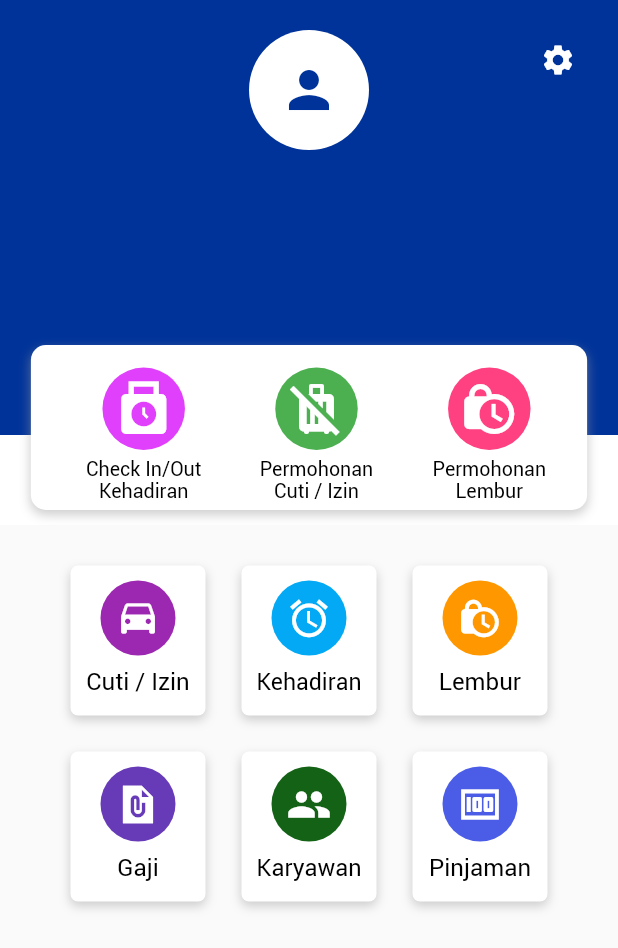
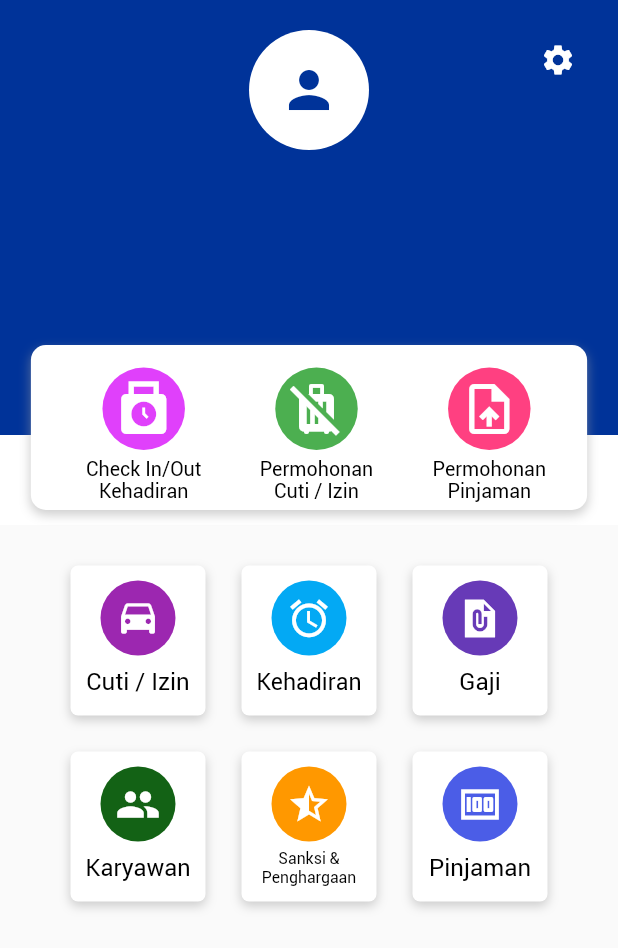
Before and after one commit to nandanghermawan21/hris_suzuki_mobile, a Flutter app: the HomeView screen opened directly, after a tap on the "person" icon, on a phone screen of 412 x 824 dp. Shown: the top 948 px of the screen. Run offline on Flutter 3.47's test engine with Material 2 defaults, Android fonts, the phone set to English and light mode, and no system bars; our stand-ins replace camera, device_info_plus, flutter_image_compress, flutter_svg, font_awesome_flutter, geocoding and 10 more; missing offline and left inert: easy_image_viewer, flutter_locker, flutter_super_html_viewer, move_to_background; accounts and stored records are empty; network calls fail; project files that could hold a hidden picture were left out.

```diff
--- a/lib/recource/string_id_id.dart
+++ b/lib/recource/string_id_id.dart
@@ -249,4 +249,10 @@ class StringsIdId extends Strings {
 
   @override
   String get attachment => "Lampiran";
+
+  @override
+  String get sactionsAndReword => "Sanksi &\nPenghargaan";
+
+  @override
+  String get requestLoan => "Permohonan\nPinjaman";
 }
--- a/lib/util/strings.dart
+++ b/lib/util/strings.dart
@@ -143,4 +143,8 @@ abstract class Strings {
   String get category => "Category";
 
   String get attachment => "Attachment";
+
+  String get sactionsAndReword => "Sactions &\nReword";
+
+  String get requestLoan => "Request\nLoan";
 }
--- a/lib/view/home_view.dart
+++ b/lib/view/home_view.dart
@@ -1,4 +1,5 @@
 import 'package:flutter/material.dart';
+import 'package:font_awesome_flutter/font_awesome_flutter.dart';
 import 'package:provider/provider.dart';
 import 'package:suzuki/component/circular_loader_component.dart';
 import 'package:suzuki/component/image_picker_component.dart';
@@ -66,8 +67,8 @@ class HomeViewState extends State<HomeView> {
         },
       ),
       MenuModel(
-        title: System.data.strings!.requestLemurs,
-        icon: Icons.lock_clock,
+        title: System.data.strings!.requestLoan,
+        icon: Icons.upload_file_outlined,
         iconBackgroundColor: Colors.pinkAccent,
         backgroundColor: Colors.white,
         iconColor: Colors.white,
@@ -98,14 +99,14 @@ class HomeViewState extends State<HomeView> {
           widget.onTapAttendance!();
         },
       ),
-      MenuModel(
-        title: System.data.strings!.lemurs,
-        icon: Icons.lock_clock,
-        iconBackgroundColor: Colors.orange,
-        backgroundColor: Colors.white,
-        iconColor: Colors.white,
-        onTap: () {},
-      ),
+      // MenuModel(
+      //   title: System.data.strings!.lemurs,
+      //   icon: Icons.lock_clock,
+      //   iconBackgroundColor: Colors.orange,
+      //   backgroundColor: Colors.white,
+      //   iconColor: Colors.white,
+      //   onTap: () {},
+      // ),
       MenuModel(
         title: System.data.strings!.salary,
         icon: Icons.file_present_sharp,
@@ -130,6 +131,14 @@ class HomeViewState extends State<HomeView> {
       //   iconColor: Colors.white,
       //   onTap: () {},
       // ),
+      MenuModel(
+        title: System.data.strings!.sactionsAndReword,
+        icon: Icons.star_half,
+        iconBackgroundColor: Colors.orange,
+        backgroundColor: Colors.white,
+        iconColor: Colors.white,
+        onTap: () {},
+      ),
       MenuModel(
         title: System.data.strings!.loan,
         icon: Icons.money,
```
